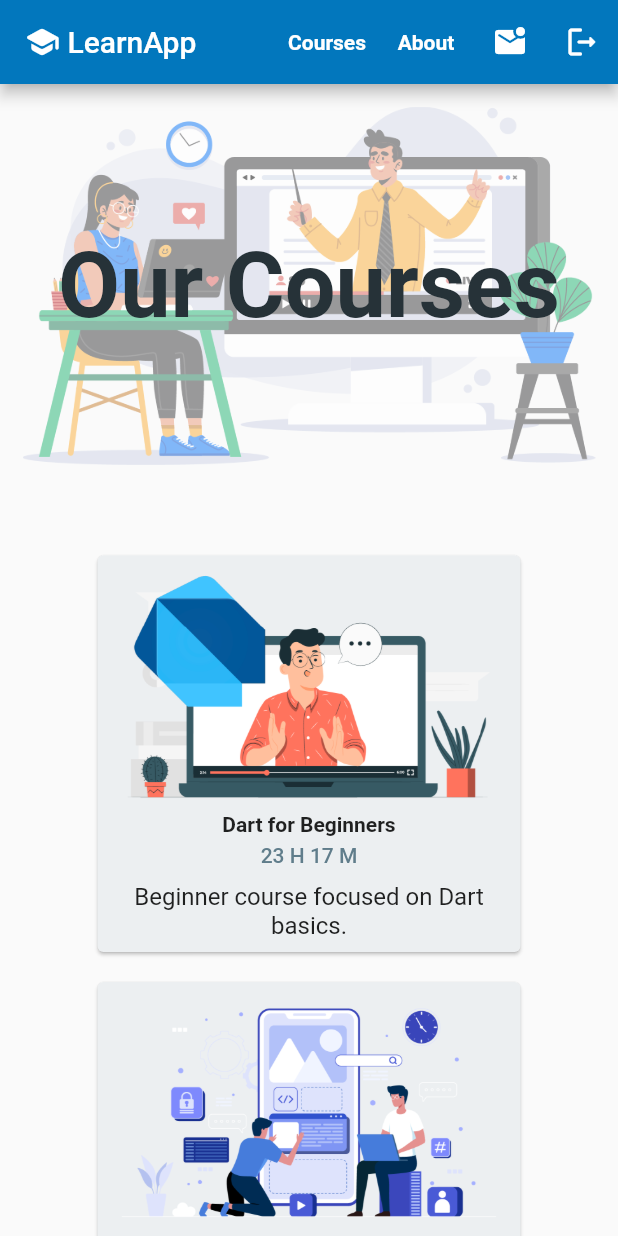
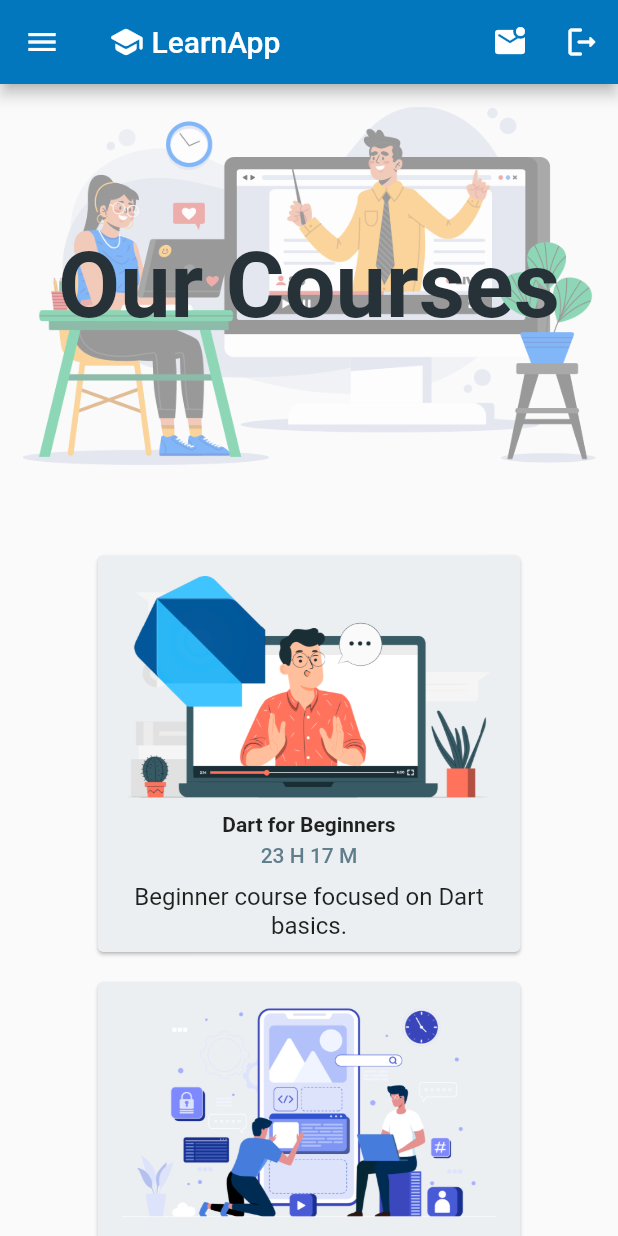
Before and after one commit to Junaed29/flutter_responsive_design, a Flutter app: the screen it shows after launch, on a phone screen of 412 x 824 dp. Run offline on Flutter 3.47's test engine with Material 2 defaults, Android fonts, the phone set to English and light mode, and no system bars; our stand-ins replace responsive_framework.

Commit message:
ResponsiveVisibility added

```diff
--- a/lib/courses_page.dart
+++ b/lib/courses_page.dart
@@ -15,9 +15,22 @@ class CoursesPage extends StatelessWidget {
         backgroundColor: Colors.lightBlue[800],
         centerTitle: true,
         title: const AppBarTitle(),
+        leading: ResponsiveVisibility(
+          hiddenWhen: const [Condition.largerThan(name: TABLET)],
+          child: IconButton(
+            onPressed: () {},
+            icon: const Icon(Icons.menu),
+          ),
+        ),
         actions: [
-          MenuTextButton(text: 'Courses'),
-          MenuTextButton(text: 'About'),
+          const ResponsiveVisibility(
+              visible: false,
+              visibleWhen: [Condition.largerThan(name: TABLET)],
+              child: MenuTextButton(text: 'Courses')),
+          const ResponsiveVisibility(
+              visible: false,
+              visibleWhen: [Condition.largerThan(name: TABLET)],
+              child: MenuTextButton(text: 'About')),
           IconButton(
             icon: const Icon(Icons.mark_email_unread_rounded),
             onPressed: () {},
```
